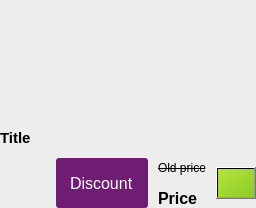
First picture: the form in widgets/storegridtile.ui, repository pamugk/nebulae-qt, before the edit.
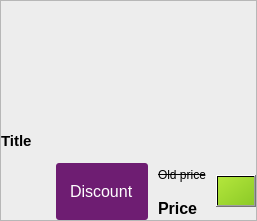
Second picture: the form after the edit. Icons and pictures are not drawn.

What changed in the file:
```diff
--- a/widgets/storegridtile.ui
+++ b/widgets/storegridtile.ui
@@ -7,7 +7,7 @@
     <x>0</x>
     <y>0</y>
     <width>256</width>
-    <height>208</height>
+    <height>221</height>
    </rect>
   </property>
   <property name="sizePolicy">
@@ -28,7 +28,31 @@
   <property name="styleSheet">
    <string notr="true">background-color: rgb(237, 237, 237);</string>
   </property>
-  <layout class="QGridLayout" name="gridLayout">
+  <layout class="QVBoxLayout" name="widgetLayout">
+   <property name="spacing">
+    <number>0</number>
+   </property>
+   <property name="leftMargin">
+    <number>0</number>
+   </property>
+   <property name="topMargin">
+    <number>0</number>
+   </property>
+   <property name="rightMargin">
+    <number>0</number>
+   </property>
+   <property name="bottomMargin">
+    <number>0</number>
+   </property>
+   <item>
+    <widget class="QFrame" name="contentRoot">
+     <property name="frameShape">
+      <enum>QFrame::Shape::StyledPanel</enum>
+     </property>
+     <property name="frameShadow">
+      <enum>QFrame::Shadow::Raised</enum>
+     </property>
+     <layout class="QGridLayout" name="contentRootLayout">
    <property name="leftMargin">
     <number>0</number>
    </property>
@@ -44,34 +68,31 @@
    <property name="spacing">
     <number>10</number>
    </property>
-   <item row="3" column="2">
-    <widget class="QLabel" name="priceLabel">
+      <item row="1" column="0" colspan="4">
+       <widget class="QLabel" name="titleLabel">
+        <property name="sizePolicy">
+         <sizepolicy hsizetype="Fixed" vsizetype="Preferred">
+          <horstretch>0</horstretch>
+          <verstretch>0</verstretch>
+         </sizepolicy>
+        </property>
+        <property name="maximumSize">
+         <size>
+          <width>256</width>
+          <height>16777215</height>
+         </size>
+        </property>
      <property name="font">
       <font>
-       <pointsize>12</pointsize>
+          <pointsize>11</pointsize>
        <bold>true</bold>
       </font>
      </property>
      <property name="text">
-      <string notr="true">Price</string>
-     </property>
-    </widget>
-   </item>
-   <item row="2" column="1" rowspan="2">
-    <widget class="QLabel" name="discountLabel">
-     <property name="font">
-      <font>
-       <pointsize>12</pointsize>
-      </font>
-     </property>
-     <property name="styleSheet">
-      <string notr="true">color: white; 
-background-color: rgb(110, 29, 114); 
-border-radius: 3px;
-padding: 10px;</string>
-     </property>
-     <property name="text">
-      <string notr="true">Discount</string>
+         <string notr="true">Title</string>
+        </property>
+        <property name="wordWrap">
+         <bool>true</bool>
      </property>
     </widget>
    </item>
@@ -88,22 +109,6 @@
      </property>
     </widget>
    </item>
-   <item row="2" column="0" rowspan="2">
-    <spacer name="horizontalSpacer">
-     <property name="orientation">
-      <enum>Qt::Horizontal</enum>
-     </property>
-     <property name="sizeType">
-      <enum>QSizePolicy::Expanding</enum>
-     </property>
-     <property name="sizeHint" stdset="0">
-      <size>
-       <width>0</width>
-       <height>20</height>
-      </size>
-     </property>
-    </spacer>
-   </item>
    <item row="2" column="3" rowspan="2">
     <widget class="QPushButton" name="addToCartButton">
      <property name="sizePolicy">
@@ -133,31 +138,50 @@
      </property>
     </widget>
    </item>
-   <item row="1" column="0" colspan="4">
-    <widget class="QLabel" name="titleLabel">
-     <property name="sizePolicy">
-      <sizepolicy hsizetype="Fixed" vsizetype="Preferred">
-       <horstretch>0</horstretch>
-       <verstretch>0</verstretch>
-      </sizepolicy>
-     </property>
-     <property name="maximumSize">
+      <item row="2" column="1" rowspan="2">
+       <widget class="QLabel" name="discountLabel">
+        <property name="font">
+         <font>
+          <pointsize>12</pointsize>
+         </font>
+        </property>
+        <property name="styleSheet">
+         <string notr="true">color: white; 
+      background-color: rgb(110, 29, 114); 
+      border-radius: 3px;
+      padding: 10px;</string>
+        </property>
+        <property name="text">
+         <string notr="true">Discount</string>
+        </property>
+       </widget>
+      </item>
+      <item row="2" column="0" rowspan="2">
+       <spacer name="horizontalSpacer">
+        <property name="orientation">
+         <enum>Qt::Orientation::Horizontal</enum>
+        </property>
+        <property name="sizeType">
+         <enum>QSizePolicy::Policy::Expanding</enum>
+        </property>
+        <property name="sizeHint" stdset="0">
       <size>
-       <width>256</width>
-       <height>16777215</height>
-      </size>
-     </property>
+          <width>0</width>
+          <height>20</height>
+         </size>
+        </property>
+       </spacer>
+      </item>
+      <item row="3" column="2">
+       <widget class="QLabel" name="priceLabel">
      <property name="font">
       <font>
-       <pointsize>11</pointsize>
+          <pointsize>12</pointsize>
        <bold>true</bold>
       </font>
      </property>
      <property name="text">
-      <string notr="true">Title</string>
-     </property>
-     <property name="wordWrap">
-      <bool>true</bool>
+         <string notr="true">Price</string>
      </property>
     </widget>
    </item>
@@ -184,6 +208,9 @@
      <property name="text">
       <string notr="true"/>
      </property>
+       </widget>
+      </item>
+     </layout>
     </widget>
    </item>
   </layout>
```
Left out of the diff: 5 changed lines with no effect on the pictures. Lines whose indentation alone changed are shown as unchanged.
